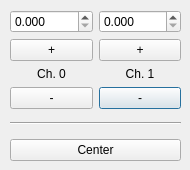
The window that src/fttMirrorWindow.ui (tmccrack/cameraLibrary) describes before a commit, drawn with Qt 5.
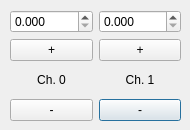
The same window after the commit.

Commit message: removing a button

```diff
--- a/src/fttMirrorWindow.ui
+++ b/src/fttMirrorWindow.ui
@@ -7,9 +7,15 @@
     <x>0</x>
     <y>0</y>
     <width>190</width>
-    <height>170</height>
+    <height>130</height>
    </rect>
   </property>
+  <property name="sizePolicy">
+   <sizepolicy hsizetype="Minimum" vsizetype="Minimum">
+    <horstretch>0</horstretch>
+    <verstretch>0</verstretch>
+   </sizepolicy>
+  </property>
   <property name="windowTitle">
    <string>Mirror control</string>
   </property>
@@ -19,7 +25,7 @@
      <x>10</x>
      <y>10</y>
      <width>171</width>
-     <height>151</height>
+     <height>111</height>
     </rect>
    </property>
    <layout class="QVBoxLayout" name="verticalLayout">
@@ -113,46 +119,6 @@
       </item>
      </layout>
     </item>
-    <item>
-     <spacer name="verticalSpacer_2">
-      <property name="orientation">
-       <enum>Qt::Vertical</enum>
-      </property>
-      <property name="sizeHint" stdset="0">
-       <size>
-        <width>20</width>
-        <height>40</height>
-       </size>
-      </property>
-     </spacer>
-    </item>
-    <item>
-     <widget class="Line" name="line">
-      <property name="orientation">
-       <enum>Qt::Horizontal</enum>
-      </property>
-     </widget>
-    </item>
-    <item>
-     <spacer name="verticalSpacer">
-      <property name="orientation">
-       <enum>Qt::Vertical</enum>
-      </property>
-      <property name="sizeHint" stdset="0">
-       <size>
-        <width>20</width>
-        <height>40</height>
-       </size>
-      </property>
-     </spacer>
-    </item>
-    <item>
-     <widget class="QPushButton" name="btn_OnFiber">
-      <property name="text">
-       <string>Center</string>
-      </property>
-     </widget>
-    </item>
    </layout>
   </widget>
  </widget>
```
